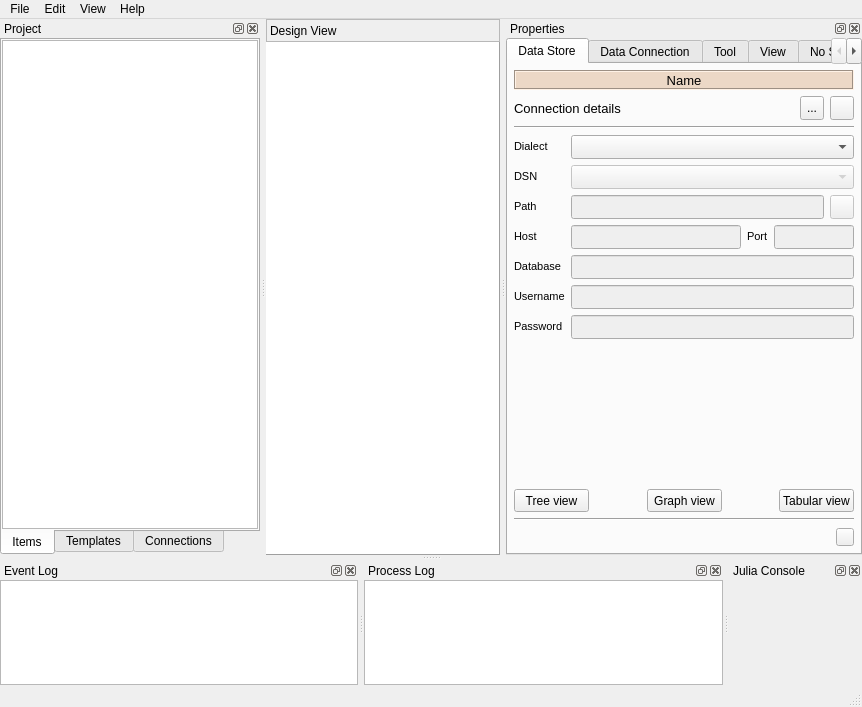
This is spinetoolbox/ui/mainwindow.ui in spine-tools/Spine-Toolbox as Qt 5 draws it before an edit. The edited form follows.
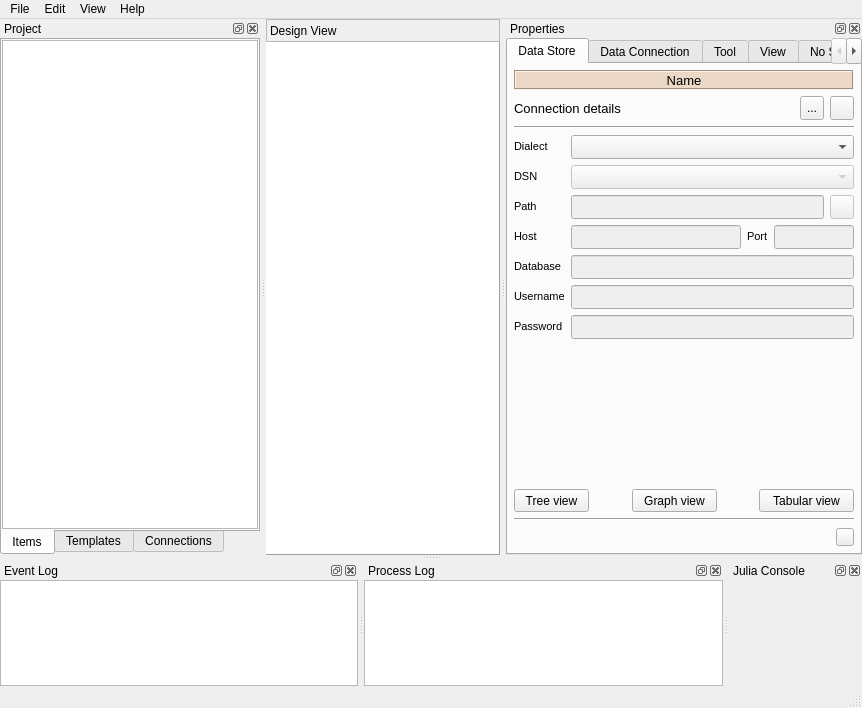
This is the edited form. The open tabs and pages were chosen to show the change. Icons and pictures are not drawn. Custom widgets are drawn as their Qt base class.

Commit message: Issue #232 updated: remove QPushButton minimum width from mainwindow's stylesheet.

What changed in the file:
```diff
--- a/spinetoolbox/ui/mainwindow.ui
+++ b/spinetoolbox/ui/mainwindow.ui
@@ -19,7 +19,7 @@
     <x>0</x>
     <y>0</y>
     <width>862</width>
-    <height>707</height>
+    <height>708</height>
    </rect>
   </property>
   <property name="windowTitle">
@@ -1057,7 +1057,7 @@
              </property>
              <property name="minimumSize">
               <size>
-               <width>75</width>
+               <width>85</width>
                <height>23</height>
               </size>
              </property>
@@ -1082,7 +1082,7 @@
              </property>
              <property name="sizeHint" stdset="0">
               <size>
-               <width>40</width>
+               <width>1</width>
                <height>20</height>
               </size>
              </property>
@@ -1098,7 +1098,7 @@
              </property>
              <property name="minimumSize">
               <size>
-               <width>75</width>
+               <width>95</width>
                <height>23</height>
               </size>
              </property>
```
Left out of the diff: 6 changed lines with no effect on the pictures. The commit also changes 4 other files.
